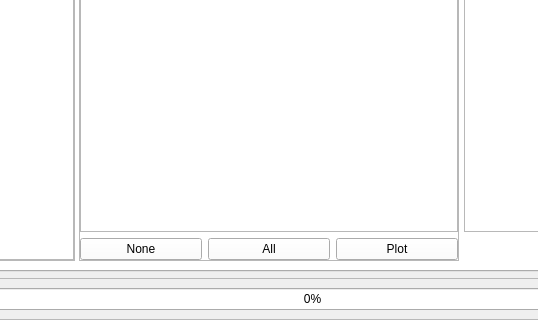
Qt form UnderDevelopment/GridCal/gui/main/gui.ui (SanPen/GridCal) before a commit; both pictures show x 317 to 855 and y 403 to 723 of the 1173 by 723 pixel window.
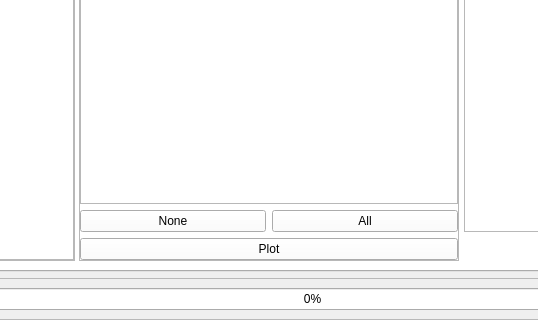
The same form after that commit. The open tabs and pages were chosen to show the change. Icons and pictures are not drawn. Custom widgets are drawn as their Qt base class.

Diff of the .ui file:
```diff
--- a/UnderDevelopment/GridCal/gui/main/gui.ui
+++ b/UnderDevelopment/GridCal/gui/main/gui.ui
@@ -418,7 +418,7 @@
            <enum>QTabWidget::South</enum>
           </property>
           <property name="currentIndex">
-           <number>0</number>
+           <number>1</number>
           </property>
           <widget class="QWidget" name="GridSectionTab">
            <attribute name="icon">
@@ -1355,23 +1355,6 @@
                 <property name="bottomMargin">
                  <number>0</number>
                 </property>
-                <item row="1" column="0" colspan="3">
-                 <widget class="QListView" name="result_element_selection_listView"/>
-                </item>
-                <item row="2" column="2">
-                 <widget class="QPushButton" name="plot_pushButton">
-                  <property name="text">
-                   <string>Plot</string>
-                  </property>
-                 </widget>
-                </item>
-                <item row="2" column="1">
-                 <widget class="QPushButton" name="select_all_pushButton">
-                  <property name="text">
-                   <string>All</string>
-                  </property>
-                 </widget>
-                </item>
                 <item row="2" column="0">
                  <widget class="QPushButton" name="select_none_pushButton">
                   <property name="text">
@@ -1379,6 +1362,13 @@
                   </property>
                  </widget>
                 </item>
+                <item row="2" column="1">
+                 <widget class="QPushButton" name="select_all_pushButton">
+                  <property name="text">
+                   <string>All</string>
+                  </property>
+                 </widget>
+                </item>
                 <item row="0" column="0">
                  <widget class="QLabel" name="label_15">
                   <property name="text">
@@ -1386,6 +1376,16 @@
                   </property>
                  </widget>
                 </item>
+                <item row="3" column="0" colspan="2">
+                 <widget class="QPushButton" name="plot_pushButton">
+                  <property name="text">
+                   <string>Plot</string>
+                  </property>
+                 </widget>
+                </item>
+                <item row="1" column="0" colspan="2">
+                 <widget class="QListView" name="result_element_selection_listView"/>
+                </item>
                </layout>
               </widget>
              </widget>
```
